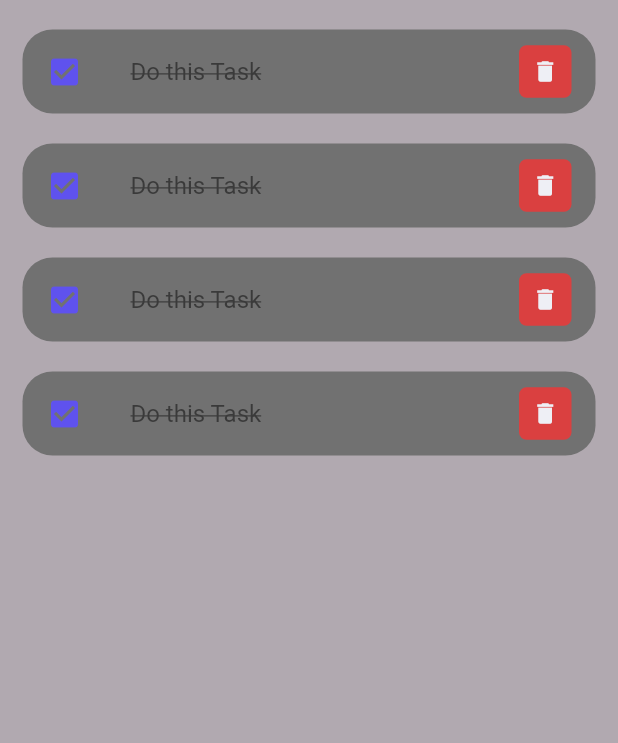
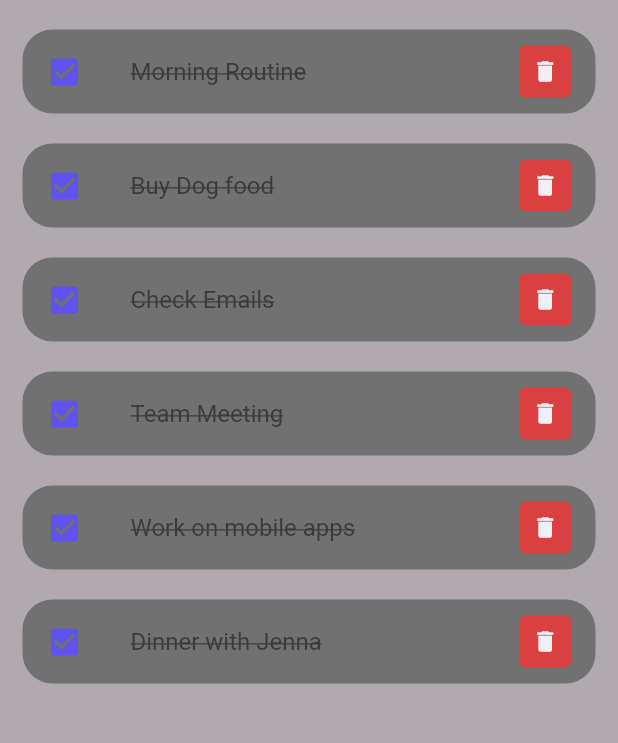
Before and after one commit to nikhil-RGB/To-Do, a Flutter app: the screen it shows after launch, on a phone screen of 412 x 824 dp, the part 299-1042 px from its top. Run offline on Flutter 3.47's test engine with Material 2 defaults, Android fonts, the phone set to English and light mode, and no system bars.

Commit message:
Fix  null value bug

```diff
--- a/to_do_app/lib/all-screens/home.dart
+++ b/to_do_app/lib/all-screens/home.dart
@@ -1,8 +1,11 @@
 import 'package:flutter/material.dart';
 import 'package:to_do_app/all-const/colors.dart';
+import 'package:to_do_app/model/itemToDo.dart';
 import 'package:to_do_app/widgets/item.dart';
 
 class Home extends StatelessWidget {
+  final List<itemToDo> list = itemToDo.generateDefaultList();
+
   @override
   Widget build(BuildContext context) {
     return Scaffold(
@@ -28,10 +31,7 @@ class Home extends StatelessWidget {
               "To-Do Items!",
               style: TextStyle(fontSize: 30, fontWeight: FontWeight.w500),
             )),
-        item(),
-        item(),
-        item(),
-        item(),
+        for (itemToDo todo1 in list) item(todo: todo1)
       ]),
     );
   }
--- /dev/null
+++ b/to_do_app/lib/model/itemToDo.dart
@@ -0,0 +1,28 @@
+class itemToDo {
+  String? ID;
+  String? text;
+  bool isDone;
+  itemToDo({required this.ID, required this.text, this.isDone = false});
+  static List<itemToDo> generateDefaultList() {
+    return [
+      itemToDo(ID: '01', text: 'Morning Routine', isDone: true),
+      itemToDo(ID: '02', text: 'Buy Dog food', isDone: true),
+      itemToDo(
+        ID: '03',
+        text: 'Check Emails',
+      ),
+      itemToDo(
+        ID: '04',
+        text: 'Team Meeting',
+      ),
+      itemToDo(
+        ID: '05',
+        text: 'Work on mobile apps',
+      ),
+      itemToDo(
+        ID: '06',
+        text: 'Dinner with Jenna',
+      ),
+    ];
+  }
+}
--- a/to_do_app/lib/widgets/item.dart
+++ b/to_do_app/lib/widgets/item.dart
@@ -1,7 +1,11 @@
 import 'package:flutter/material.dart';
 import 'package:to_do_app/all-const/colors.dart';
+import 'package:to_do_app/model/itemToDo.dart';
 
 class item extends StatelessWidget {
+  final itemToDo todo;
+  const item({Key? key, required this.todo}) : super(key: key);
+
   @override
   Widget build(BuildContext context) {
     return Container(
@@ -15,7 +19,7 @@ class item extends StatelessWidget {
             Icons.check_box,
             color: tdBlue,
           ),
-          title: Text('Do this Task',
+          title: Text(todo.text!,
               style: TextStyle(
                 fontSize: 16,
                 color: tdBlack,
```
